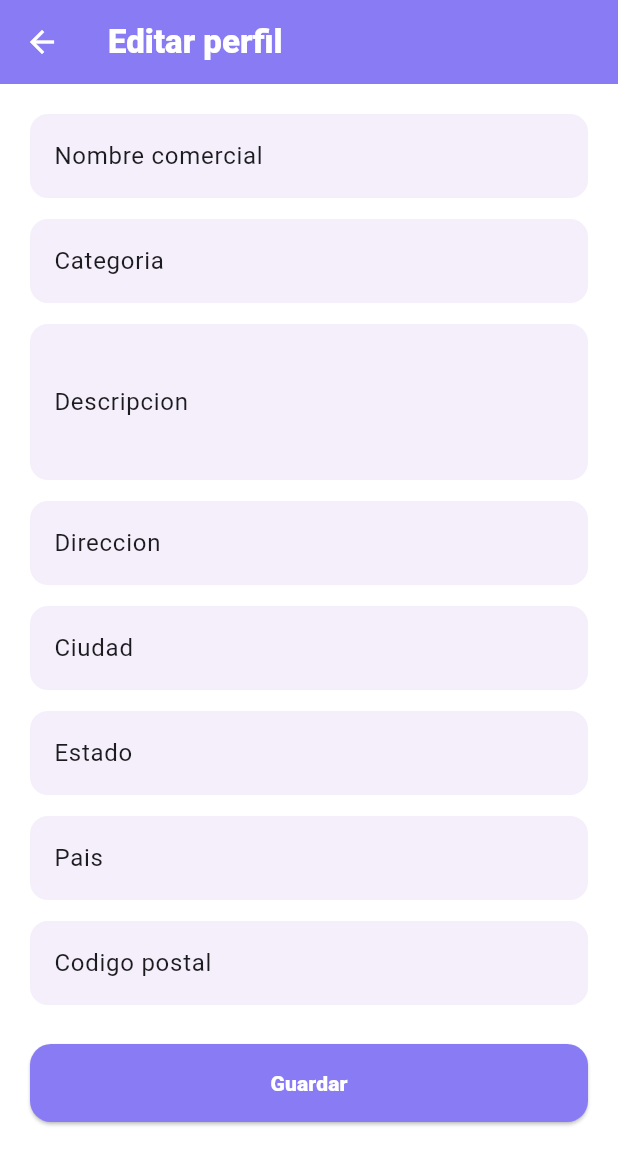
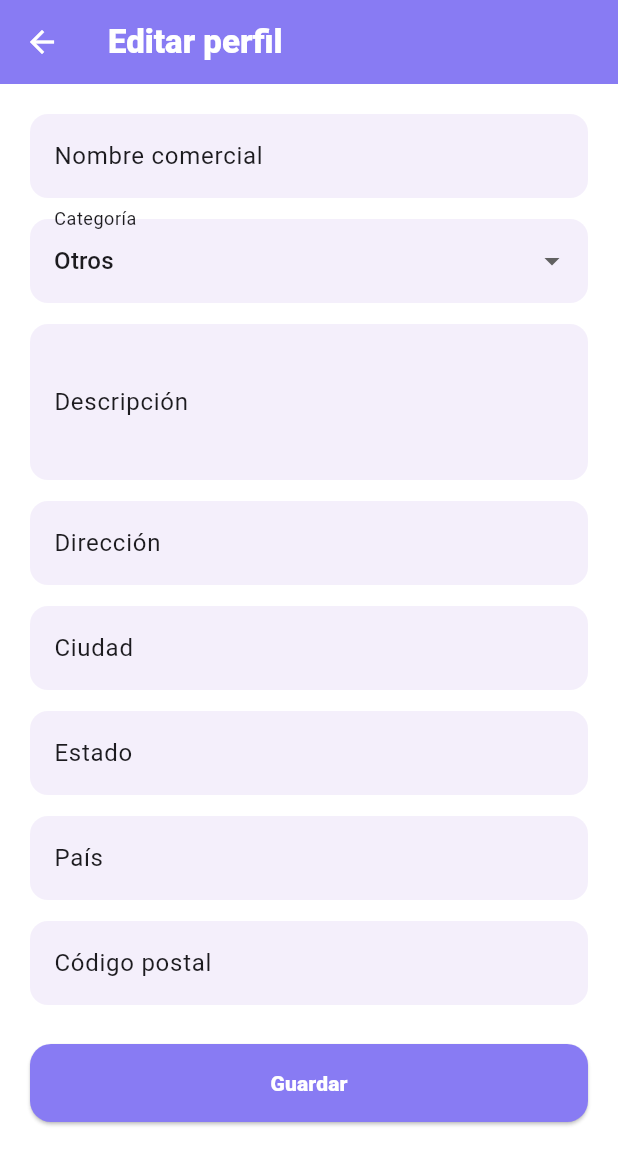
Before and after one commit to QRustOrg/Klippr-Business, a Flutter app: the EditProfileScreen screen opened directly, after a tap on "Guardar", on a phone screen of 412 x 824 dp. Shown: the top 1165 px of the screen. Run offline on Flutter 3.47's test engine with Material 3 defaults, Android fonts, the light colour scheme and no system bars; our stand-ins replace bloc, flutter_bloc, get_it, shared_preferences; missing offline and left inert: mobile_scanner; accounts and stored records are empty.

Commit message:
feat(profile): add reviews performance screen and update profile form validation

```diff
--- a/lib/klippr/profile/presentation/views/edit_profile_screen.dart
+++ b/lib/klippr/profile/presentation/views/edit_profile_screen.dart
@@ -15,15 +15,27 @@ class EditProfileScreen extends StatefulWidget {
 }
 
 class _EditProfileScreenState extends State<EditProfileScreen> {
+  static const _categories = {
+    'RESTAURANT': 'Restaurante',
+    'RETAIL': 'Comercio',
+    'SERVICES': 'Servicios',
+    'ENTERTAINMENT': 'Entretenimiento',
+    'HEALTH': 'Salud',
+    'OTHER': 'Otros',
+  };
+
+  final _formKey = GlobalKey<FormState>();
   late final TextEditingController _name;
-  late final TextEditingController _category;
   late final TextEditingController _description;
   late final TextEditingController _street;
   late final TextEditingController _city;
   late final TextEditingController _state;
   late final TextEditingController _country;
   late final TextEditingController _zip;
+  late String _category;
+  late bool _hadLocation;
   String _profileId = '';
+  String? _locationError;
 
   @override
   void initState() {
@@ -31,19 +43,20 @@ class _EditProfileScreenState extends State<EditProfileScreen> {
     final profile = context.read<ProfileBloc>().state.profile;
     _profileId = profile?.id.value ?? '';
     _name = TextEditingController(text: profile?.businessName ?? '');
-    _category = TextEditingController(text: profile?.category?.name ?? '');
+    final category = profile?.category?.name?.toUpperCase();
+    _category = _categories.containsKey(category) ? category! : 'OTHER';
     _description = TextEditingController(text: profile?.description ?? '');
     _street = TextEditingController(text: profile?.location?.street ?? '');
     _city = TextEditingController(text: profile?.location?.city ?? '');
     _state = TextEditingController(text: profile?.location?.state ?? '');
     _country = TextEditingController(text: profile?.location?.country ?? '');
     _zip = TextEditingController(text: profile?.location?.postalCode ?? '');
+    _hadLocation = profile?.location != null;
   }
 
   @override
   void dispose() {
     _name.dispose();
-    _category.dispose();
     _description.dispose();
     _street.dispose();
     _city.dispose();
@@ -54,19 +67,41 @@ class _EditProfileScreenState extends State<EditProfileScreen> {
   }
 
   void _save() {
-    if (_profileId.isEmpty) return;
+    if (_profileId.isEmpty || !_formKey.currentState!.validate()) return;
+    final location = [
+      _street.text.trim(),
+      _city.text.trim(),
+      _state.text.trim(),
+      _country.text.trim(),
+      _zip.text.trim(),
+    ];
+    final anyLocation = location.any((value) => value.isNotEmpty);
+    final completeLocation = location.every((value) => value.isNotEmpty);
+    if (anyLocation && !completeLocation) {
+      setState(
+        () => _locationError = 'Completa todos los campos de ubicación.',
+      );
+      return;
+    }
+    if (_hadLocation && !anyLocation) {
+      setState(
+        () => _locationError = 'La ubicación existente no se puede eliminar.',
+      );
+      return;
+    }
+    setState(() => _locationError = null);
     context.read<ProfileBloc>().add(
       UpdateBusinessProfileRequested(
         BusinessProfileUpdate(
           profileId: _profileId,
           businessName: _name.text.trim(),
-          category: _category.text.trim(),
+          category: _category,
           description: _description.text.trim(),
-          street: _street.text.trim(),
-          city: _city.text.trim(),
-          state: _state.text.trim(),
-          country: _country.text.trim(),
-          zipCode: _zip.text.trim(),
+          street: anyLocation ? location[0] : null,
+          city: anyLocation ? location[1] : null,
+          state: anyLocation ? location[2] : null,
+          country: anyLocation ? location[3] : null,
+          zipCode: anyLocation ? location[4] : null,
         ),
       ),
     );
@@ -88,32 +123,82 @@ class _EditProfileScreenState extends State<EditProfileScreen> {
       ),
       body: BlocConsumer<ProfileBloc, ProfileState>(
         listener: (context, state) {
-          if (state.actionMessage != null) {
-            Navigator.of(context).maybePop();
-          }
+          if (state.actionMessage != null) Navigator.of(context).maybePop();
         },
-        builder: (context, state) {
-          return SingleChildScrollView(
+        builder: (context, state) => SingleChildScrollView(
           padding: const EdgeInsets.all(20),
+          child: Form(
+            key: _formKey,
             child: Column(
               children: [
-                _Field(label: 'Nombre comercial', controller: _name),
-                _Field(label: 'Categoria', controller: _category),
                 _Field(
-                  label: 'Descripcion',
+                  fieldKey: const Key('profile-name'),
+                  label: 'Nombre comercial',
+                  controller: _name,
+                  validator: (value) => value == null || value.trim().isEmpty
+                      ? 'Ingresa el nombre comercial.'
+                      : null,
+                ),
+                Padding(
+                  padding: const EdgeInsets.only(bottom: 14),
+                  child: DropdownButtonFormField<String>(
+                    key: const Key('profile-category'),
+                    initialValue: _category,
+                    decoration: _decoration('Categoría'),
+                    items: _categories.entries
+                        .map(
+                          (entry) => DropdownMenuItem(
+                            value: entry.key,
+                            child: Text(entry.value),
+                          ),
+                        )
+                        .toList(growable: false),
+                    onChanged: state.isSaving
+                        ? null
+                        : (value) => setState(() => _category = value!),
+                    validator: (value) =>
+                        value == null ? 'Selecciona una categoría.' : null,
+                  ),
+                ),
+                _Field(
+                  fieldKey: const Key('profile-description'),
+                  label: 'Descripción',
                   controller: _description,
                   maxLines: 3,
                 ),
-                _Field(label: 'Direccion', controller: _street),
-                _Field(label: 'Ciudad', controller: _city),
-                _Field(label: 'Estado', controller: _state),
-                _Field(label: 'Pais', controller: _country),
-                _Field(label: 'Codigo postal', controller: _zip),
+                _Field(
+                  fieldKey: const Key('profile-street'),
+                  label: 'Dirección',
+                  controller: _street,
+                ),
+                _Field(
+                  fieldKey: const Key('profile-city'),
+                  label: 'Ciudad',
+                  controller: _city,
+                ),
+                _Field(
+                  fieldKey: const Key('profile-state'),
+                  label: 'Estado',
+                  controller: _state,
+                ),
+                _Field(
+                  fieldKey: const Key('profile-country'),
+                  label: 'País',
+                  controller: _country,
+                ),
+                _Field(
+                  fieldKey: const Key('profile-zip'),
+                  label: 'Código postal',
+                  controller: _zip,
+                ),
+                if (_locationError != null) _ErrorText(_locationError!),
+                if (state.error != null) _ErrorText(state.error!),
                 const SizedBox(height: 12),
                 SizedBox(
                   width: double.infinity,
                   height: 52,
                   child: ElevatedButton(
+                    key: const Key('save-profile'),
                     onPressed: state.isSaving ? null : _save,
                     style: ElevatedButton.styleFrom(
                       backgroundColor: PromoColors.purple,
@@ -134,32 +219,56 @@ class _EditProfileScreenState extends State<EditProfileScreen> {
                 ),
               ],
             ),
-          );
-        },
+          ),
+        ),
       ),
     );
   }
 }
 
+class _ErrorText extends StatelessWidget {
+  const _ErrorText(this.message);
+  final String message;
+
+  @override
+  Widget build(BuildContext context) => Padding(
+    padding: const EdgeInsets.only(bottom: 12),
+    child: Text(
+      message,
+      style: TextStyle(color: Theme.of(context).colorScheme.error),
+    ),
+  );
+}
+
 class _Field extends StatelessWidget {
   const _Field({
+    required this.fieldKey,
     required this.label,
     required this.controller,
     this.maxLines = 1,
+    this.validator,
   });
 
+  final Key fieldKey;
   final String label;
   final TextEditingController controller;
   final int maxLines;
+  final String? Function(String?)? validator;
 
   @override
-  Widget build(BuildContext context) {
-    return Padding(
+  Widget build(BuildContext context) => Padding(
     padding: const EdgeInsets.only(bottom: 14),
-      child: TextField(
+    child: TextFormField(
+      key: fieldKey,
       controller: controller,
       maxLines: maxLines,
-        decoration: InputDecoration(
+      validator: validator,
+      decoration: _decoration(label),
+    ),
+  );
+}
+
+InputDecoration _decoration(String label) => InputDecoration(
   labelText: label,
   filled: true,
   fillColor: PromoColors.fieldBg,
@@ -171,8 +280,4 @@ class _Field extends StatelessWidget {
     borderRadius: BorderRadius.circular(12),
     borderSide: const BorderSide(color: PromoColors.purple),
   ),
-        ),
-      ),
 );
-  }
-}
--- a/lib/klippr/promotions/domain/models/promotion.dart
+++ b/lib/klippr/promotions/domain/models/promotion.dart
@@ -42,6 +42,7 @@ class Promotion {
   const Promotion({
     required this.id,
     required this.businessId,
+    this.businessName = '',
     required this.title,
     required this.description,
     required this.discountAmount,
@@ -56,6 +57,7 @@ class Promotion {
 
   final Id id;
   final Id businessId;
+  final String businessName;
   final String title;
   final String description;
   final double discountAmount;
@@ -79,6 +81,7 @@ class Promotion {
   Promotion copyWith({
     Id? id,
     Id? businessId,
+    String? businessName,
     String? title,
     String? description,
     double? discountAmount,
@@ -93,6 +96,7 @@ class Promotion {
     return Promotion(
       id: id ?? this.id,
       businessId: businessId ?? this.businessId,
+      businessName: businessName ?? this.businessName,
       title: title ?? this.title,
       description: description ?? this.description,
       discountAmount: discountAmount ?? this.discountAmount,
@@ -112,6 +116,7 @@ class Promotion {
     return other is Promotion &&
         other.id == id &&
         other.businessId == businessId &&
+        other.businessName == businessName &&
         other.title == title &&
         other.description == description &&
         other.discountAmount == discountAmount &&
@@ -128,6 +133,7 @@ class Promotion {
   int get hashCode => Object.hash(
     id,
     businessId,
+    businessName,
     title,
     description,
     discountAmount,
```
Also changed, not shown: lib/klippr/community/domain/models/promotion_feedback_metrics.dart (+13 -5 lines), lib/klippr/profile/data/stores/http_profile_store.dart (+1 -14 lines), lib/klippr/promotions/data/models/promotion_dto.dart (+7 -3 lines), lib/klippr/promotions/presentation/views/business_home_screen.dart (+21 -0 lines). Lines whose indentation alone changed are shown as unchanged.
